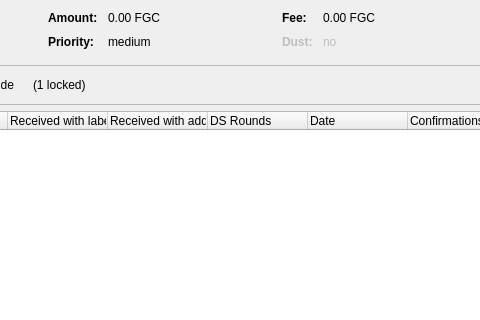
Above: src/qt/forms/coincontroldialog.ui from FantasyGold/FantasyGold-Core before the change; both pictures show x 204 to 684 and y 0 to 320 of the 954 by 500 pixel window. Below: the same form after it.
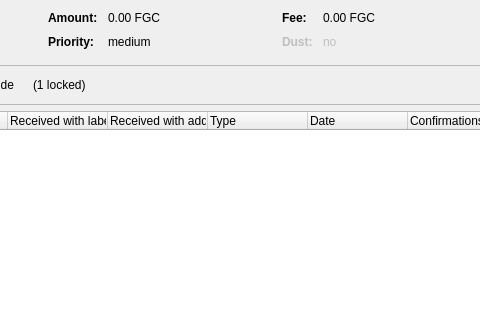
That is the form after the change. Custom widgets are drawn as their Qt base class.

```diff
--- a/src/qt/forms/coincontroldialog.ui
+++ b/src/qt/forms/coincontroldialog.ui
@@ -477,7 +477,7 @@
      </column>
      <column>
       <property name="text">
-       <string>DS Rounds</string>
+	<string>Type</string>
       </property>
      </column>
      <column>
```
Left out of the diff: 2 changed lines with no effect on the pictures. Lines whose indentation alone changed are shown as unchanged.
